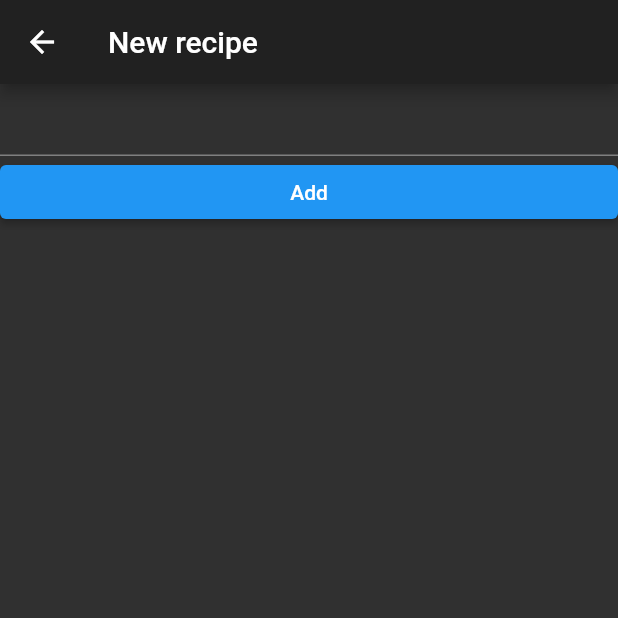
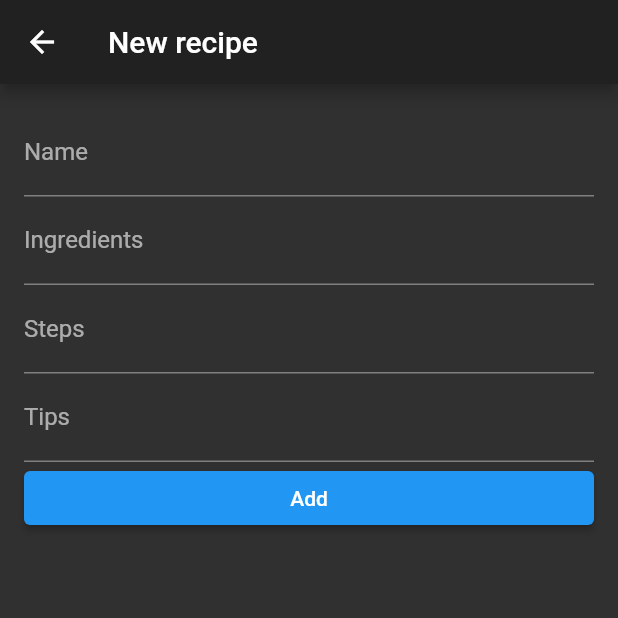
Before and after one commit to dadouf/ProjectQuiche, a Flutter app: the NewRecipePage screen opened directly, on a phone screen of 412 x 824 dp, the top half of it. Run offline on Flutter 3.47's test engine with Material 2 defaults, Android fonts, the phone set to English and light mode, and no system bars; our stand-ins replace cloud_firestore, firebase_auth, firebase_core, firebase_crashlytics, google_sign_in; accounts and stored records are empty.

Commit message:
Add more fields to the New recipe screen

```diff
--- a/lib/pages/new_recipe.dart
+++ b/lib/pages/new_recipe.dart
@@ -12,27 +12,60 @@ class NewRecipePage extends StatefulWidget {
 
 class _NewRecipePageState extends State<NewRecipePage> {
   var _recipeName = "";
+  var _recipeIngredients = "";
+  var _recipeSteps = "";
+  var _recipeTips = "";
 
   @override
   Widget build(BuildContext context) {
     return Scaffold(
         appBar: AppBar(title: Text("New recipe")),
-        body: ListView(
+        body: Padding(
+          padding: const EdgeInsets.all(16.0),
+          child: ListView(
             children: [
-            TextField(
-              onChanged: _onTextChanged,
+              TextFormField(
+                decoration: const InputDecoration(labelText: "Name"),
+                onChanged: (text) {
+                  _recipeName = text;
+                },
+              ),
+              TextFormField(
+                decoration: const InputDecoration(labelText: "Ingredients"),
+                keyboardType: TextInputType.multiline,
+                onChanged: (text) {
+                  _recipeIngredients = text;
+                },
+              ),
+              TextFormField(
+                decoration: const InputDecoration(labelText: "Steps"),
+                keyboardType: TextInputType.multiline,
+                onChanged: (text) {
+                  _recipeSteps = text;
+                },
+              ),
+              TextFormField(
+                decoration: const InputDecoration(labelText: "Tips"),
+                keyboardType: TextInputType.multiline,
+                onChanged: (text) {
+                  _recipeTips = text;
+                },
               ),
               ElevatedButton(
                 child: Text('Add'),
                 onPressed: _postNewRecipe,
               )
             ],
+          ),
         ));
   }
 
   void _postNewRecipe() {
     MyFirestore.recipes().add({
       MyFirestore.fieldName: _recipeName,
+      MyFirestore.fieldIngredients: _recipeIngredients,
+      MyFirestore.fieldSteps: _recipeSteps,
+      MyFirestore.fieldTips: _recipeTips,
       MyFirestore.fieldCreatedBy: {
         MyFirestore.fieldUid: FirebaseAuth.instance.currentUser?.uid,
         MyFirestore.fieldName: FirebaseAuth.instance.currentUser?.displayName
@@ -51,8 +84,4 @@ class _NewRecipePageState extends State<NewRecipePage> {
 
     Navigator.pop(context);
   }
-
-  void _onTextChanged(String value) {
-    _recipeName = value;
 }
-}
```
Lines whose indentation alone changed are shown as unchanged.
